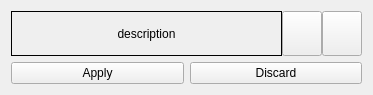
This is src/gui/designer/dlgCfgNSCode.ui in punesemu/puNES as Qt 5 draws it before an edit. The edited form follows.
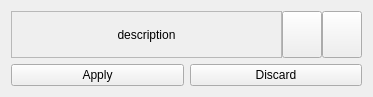
This is the edited form. Icons and pictures are not drawn. Custom widgets are drawn as their Qt base class.

```diff
--- a/src/gui/designer/dlgCfgNSCode.ui
+++ b/src/gui/designer/dlgCfgNSCode.ui
@@ -1,7 +1,7 @@
 <?xml version="1.0" encoding="UTF-8"?>
 <ui version="4.0">
  <class>dlgCfgNSCode</class>
- <widget class="QDialog" name="dlgCfgNSCode">
+ <widget class="QWidget" name="dlgCfgNSCode">
   <property name="geometry">
    <rect>
     <x>0</x>
@@ -13,14 +13,7 @@
   <property name="windowTitle">
    <string notr="true">dlgCfgNSCode</string>
   </property>
-  <property name="windowIcon">
-   <iconset resource="resources.qrc">
-    <normaloff>:/icon/icons/application.png</normaloff>:/icon/icons/application.png</iconset>
-  </property>
-  <layout class="QVBoxLayout" name="verticalLayout_dlgCfgNSCode" stretch="1,0">
-   <property name="sizeConstraint">
-    <enum>QLayout::SetFixedSize</enum>
-   </property>
+  <layout class="QVBoxLayout" name="verticalLayout_dlgCfgNSCode">
    <item>
     <layout class="QHBoxLayout" name="horizontalLayout_Desc">
      <property name="spacing">
@@ -41,7 +34,7 @@
         </size>
        </property>
        <property name="frameShape">
-        <enum>QFrame::Box</enum>
+        <enum>QFrame::StyledPanel</enum>
        </property>
        <property name="text">
         <string notr="true">description</string>
```
